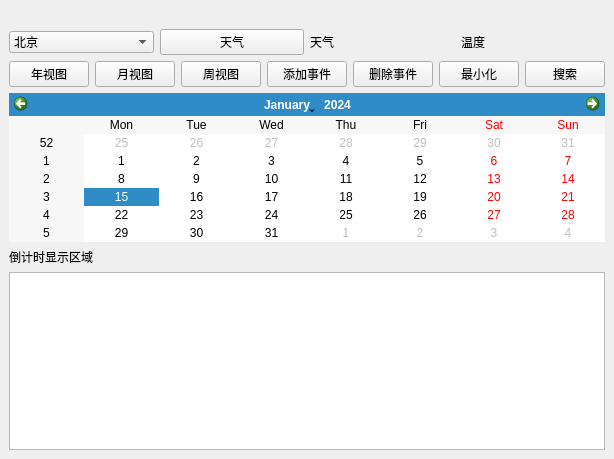
Qt form CalendarCountdownApp/mainwindow.ui (Maia-Huo/CalendarCountdownApp) before a commit.
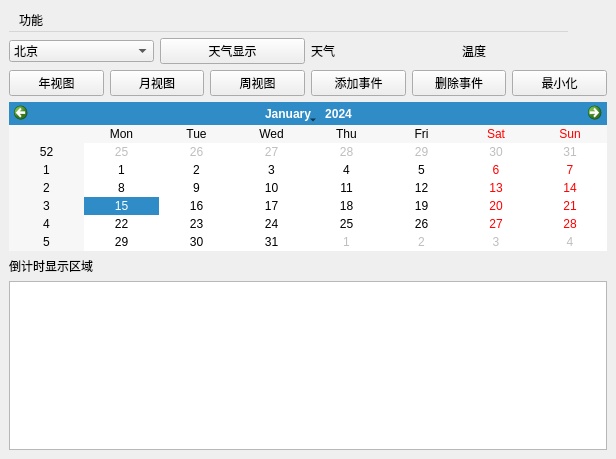
The same form after that commit.

```diff
--- a/CalendarCountdownApp/mainwindow.ui
+++ b/CalendarCountdownApp/mainwindow.ui
@@ -6,7 +6,7 @@
    <rect>
     <x>0</x>
     <y>0</y>
-    <width>530</width>
+    <width>616</width>
     <height>459</height>
    </rect>
   </property>
@@ -17,6 +17,24 @@
    <layout class="QVBoxLayout" name="verticalLayout">
     <item>
      <layout class="QHBoxLayout" name="buttonLayout">
+      <item>
+       <widget class="QMenuBar" name="menubar">
+        <widget class="QMenu" name="menuFile">
+         <property name="title">
+          <string>功能</string>
+         </property>
+         <addaction name="searchAction"/>
+        </widget>
+        <addaction name="menuFile"/>
+       </widget>
+      </item>
+      <item>
+       <widget class="QLabel" name="label_2">
+        <property name="text">
+         <string/>
+        </property>
+       </widget>
+      </item>
       <item>
        <widget class="QLabel" name="label">
         <property name="text">
@@ -31,13 +49,6 @@
         </property>
        </widget>
       </item>
-      <item>
-       <widget class="QLabel" name="label_2">
-        <property name="text">
-         <string/>
-        </property>
-       </widget>
-      </item>
      </layout>
     </item>
     <item>
@@ -89,7 +100,7 @@
       <item>
        <widget class="QPushButton" name="weatherButton">
         <property name="text">
-         <string>天气</string>
+         <string>天气显示</string>
         </property>
        </widget>
       </item>
@@ -153,13 +164,6 @@
         </property>
        </widget>
       </item>
-      <item>
-       <widget class="QPushButton" name="findButton">
-        <property name="text">
-         <string>搜索</string>
-        </property>
-       </widget>
-      </item>
      </layout>
     </item>
     <item>
```
Left out of the diff: 5 changed lines with no effect on the pictures.
